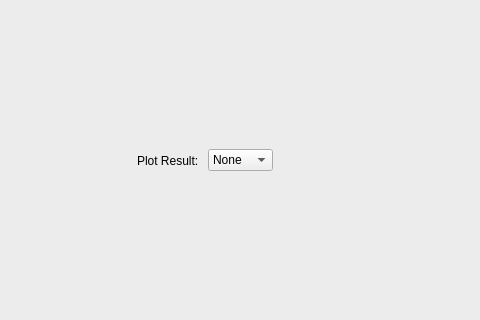
Old version of the form Code/Mantid/MantidQt/CustomInterfaces/inc/MantidQtCustomInterfaces/Stretch.ui in the repository mantidproject/mantid; both pictures show x 260 to 740 and y 210 to 530 of the 950 by 615 pixel window.
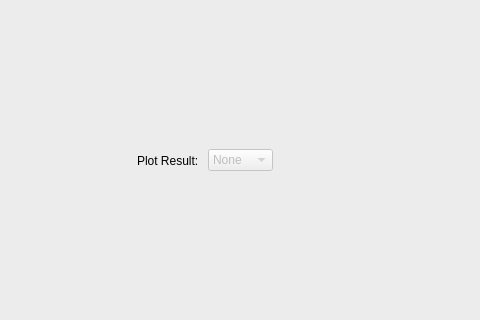
New version of the form. Custom widgets are drawn as their Qt base class.

Commit message: Refs #8806 Disable option on interface when it's not a sequential fit.

Diff of the .ui file:
```diff
--- a/Code/Mantid/MantidQt/CustomInterfaces/inc/MantidQtCustomInterfaces/Stretch.ui
+++ b/Code/Mantid/MantidQt/CustomInterfaces/inc/MantidQtCustomInterfaces/Stretch.ui
@@ -212,6 +212,9 @@
         </item>
         <item>
          <widget class="QComboBox" name="cbPlot">
+          <property name="enabled">
+           <bool>false</bool>
+          </property>
           <item>
            <property name="text">
             <string>None</string>
```
The commit also changes 1 other file.
